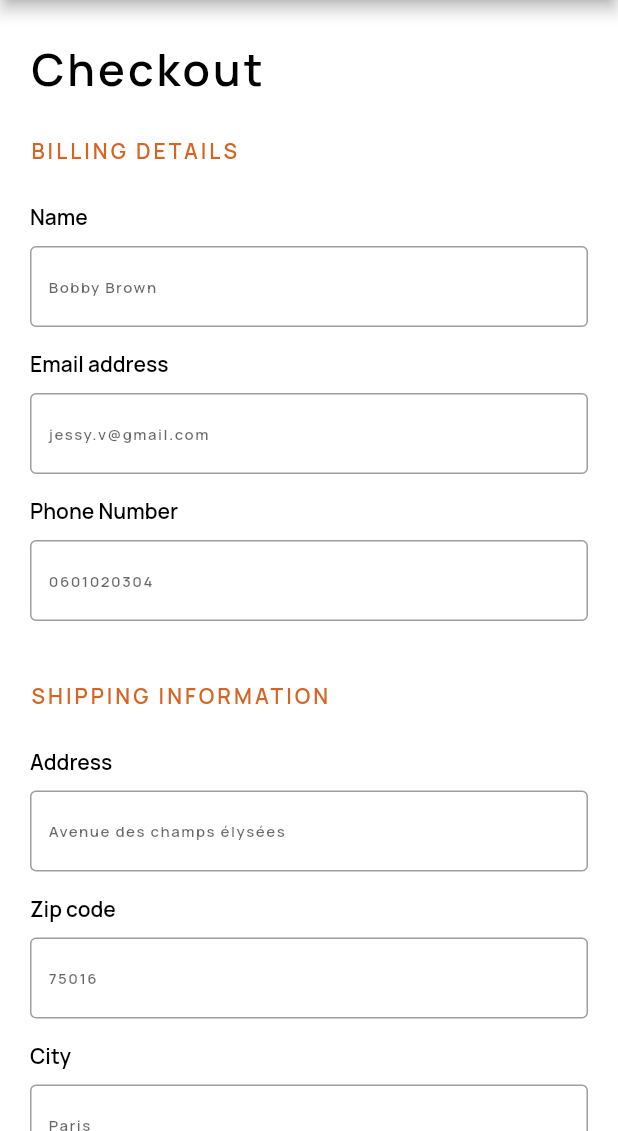
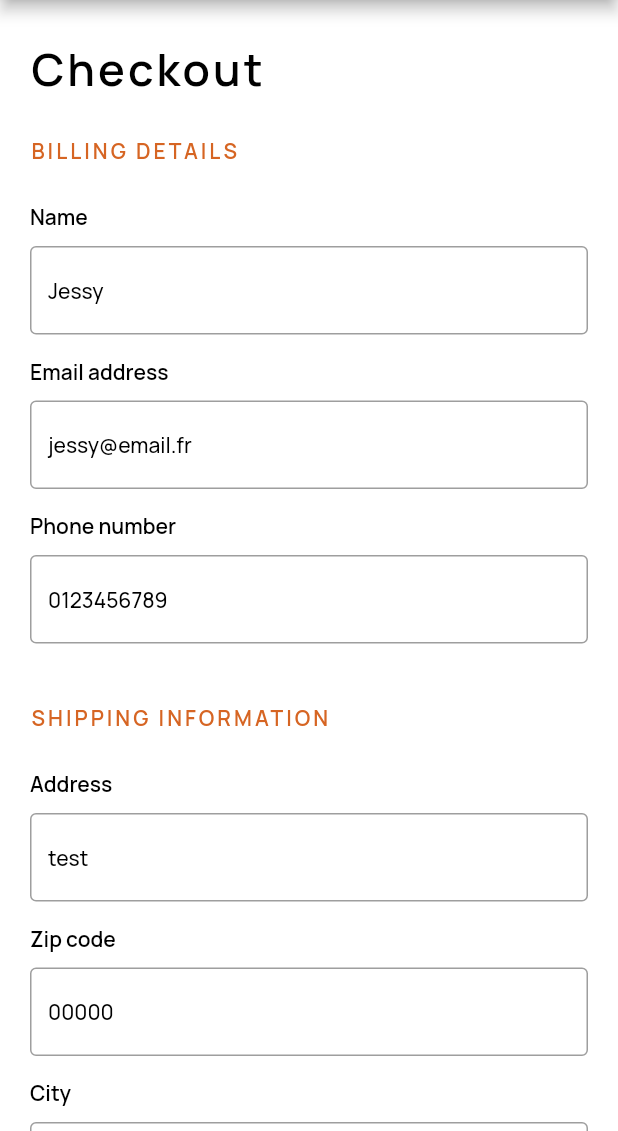
Before and after one commit to JESSYV96/audiophile, a Flutter app: the OrderScreen screen opened by its route, on a phone screen of 412 x 824 dp, the part 105-1236 px from its top. Run offline on Flutter 3.47's test engine with Material 2 defaults, Android fonts, the phone set to English and light mode, and no system bars; our stand-ins replace equatable, flutter_dotenv, flutter_modular, flutter_riverpod, shared_preferences; missing offline and left inert: flutter_stripe; accounts and stored records are empty; generated files the repository leaves out were written again.

Commit message:
Order confirmation, Order summary

```diff
--- a/lib/core/theme/widgets/atoms/input/input_text.dart
+++ b/lib/core/theme/widgets/atoms/input/input_text.dart
@@ -3,7 +3,9 @@ import 'package:flutter/material.dart';
 class AppTextInput extends StatelessWidget {
   final String label;
   final String? placeholder;
-  const AppTextInput({super.key, required this.label, this.placeholder});
+  final String? initialValue;
+  const AppTextInput(
+      {super.key, required this.label, this.initialValue, this.placeholder});
 
   @override
   Widget build(BuildContext context) {
@@ -22,7 +24,9 @@ class AppTextInput extends StatelessWidget {
                   .copyWith(fontWeight: FontWeight.w600),
             ),
           ),
-          TextField(
+          TextFormField(
+            initialValue: initialValue,
+            style: Theme.of(context).textTheme.bodyText1,
             decoration: InputDecoration(
               hintText: placeholder,
               border: const OutlineInputBorder(),
--- a/lib/features/order/domain/entities/purchaser.dart
+++ b/lib/features/order/domain/entities/purchaser.dart
@@ -1,11 +1,16 @@
-class Purchaser {
+import 'package:equatable/equatable.dart';
+
+class Purchaser extends Equatable {
   final String name;
   final String email;
   final String phoneNumber;
 
-  Purchaser({
+  const Purchaser({
     required this.name,
     required this.email,
     required this.phoneNumber,
   });
+
+  @override
+  List<Object?> get props => [name, email, phoneNumber];
 }
--- a/lib/features/order/presenter/providers/order_form_provider.dart
+++ b/lib/features/order/presenter/providers/order_form_provider.dart
@@ -8,12 +8,12 @@ import '../../domain/enums/payement_method.dart';
 import '../../domain/value_object/address.dart';
 
 final purchaserProvider = StateProvider<Purchaser>((ref) {
-  return Purchaser(
-      name: 'Bobby', email: 'bobby@email.fr', phoneNumber: '0601020304');
+  return const Purchaser(
+      name: 'Jessy', email: 'jessy@email.fr', phoneNumber: '0123456789');
 });
 
 final addressProvider = StateProvider<Address>((ref) {
-  return Address(street: '', city: '', country: '', zipCode: '');
+  return const Address(street: '', city: '', country: '', zipCode: '');
 });
 
 final paymentMethodProvider = StateProvider<PaymentMethods>((ref) {
--- a/lib/features/order/presenter/screens/checkout_form_screen.dart
+++ b/lib/features/order/presenter/screens/checkout_form_screen.dart
@@ -1,4 +1,5 @@
 import 'package:audiophile/core/theme/widgets/atoms/input/input_radio.dart';
+import 'package:audiophile/features/order/domain/entities/purchaser.dart';
 import 'package:flutter/material.dart';
 import 'package:flutter_riverpod/flutter_riverpod.dart';
 import 'package:flutter_gen/gen_l10n/app_localizations.dart';
@@ -30,7 +31,7 @@ class OrderScreen extends ConsumerWidget {
               child: Text(AppLocalizations.of(context)!.checkout,
                   style: Theme.of(context).textTheme.headline2),
             ),
-            _billingDetails(context),
+            _billingDetails(context, order.purchaser),
             _shippingInfo(context),
             _paymentDetails(context, ref),
             const SummaryPayment()
@@ -40,7 +41,7 @@ class OrderScreen extends ConsumerWidget {
     );
   }
 
-  Widget _billingDetails(BuildContext context) {
+  Widget _billingDetails(BuildContext context, Purchaser purchaser) {
     return Container(
       margin: const EdgeInsets.only(bottom: 25),
       child: Column(
@@ -59,14 +60,17 @@ class OrderScreen extends ConsumerWidget {
           AppTextInput(
             label: AppLocalizations.of(context)!.name,
             placeholder: 'Bobby Brown',
+            initialValue: purchaser.name,
           ),
           AppTextInput(
             label: AppLocalizations.of(context)!.emailAddress,
             placeholder: 'jessy.v@gmail.com',
+            initialValue: purchaser.email,
           ),
           AppTextInput(
             label: AppLocalizations.of(context)!.phoneNumber,
             placeholder: '0601020304',
+            initialValue: purchaser.phoneNumber,
           ),
         ],
       ),
@@ -92,18 +96,22 @@ class OrderScreen extends ConsumerWidget {
           AppTextInput(
             label: AppLocalizations.of(context)!.address,
             placeholder: 'Avenue des champs élysées',
+            initialValue: 'test'
           ),
           AppTextInput(
             label: AppLocalizations.of(context)!.zipCode,
             placeholder: '75016',
+            initialValue: '00000'
           ),
           AppTextInput(
             label: AppLocalizations.of(context)!.city,
             placeholder: 'Paris',
+            initialValue: 'Ville'
           ),
           AppTextInput(
             label: AppLocalizations.of(context)!.country,
             placeholder: 'France',
+            initialValue: 'Pays',
           ),
         ],
       ),
--- a/lib/features/order/presenter/widgets/summary_payment.dart
+++ b/lib/features/order/presenter/widgets/summary_payment.dart
@@ -50,7 +50,7 @@ Widget _itemList(Set<Item> cart) {
         .map(
           (item) => Padding(
             padding: const EdgeInsets.symmetric(vertical: 10),
-            child: CartItem(item: item),
+            child: CheckoutCartItem(item: item),
           ),
         )
         .toList(),
--- a/lib/features/shopping/presenter/widgets/cart/cart_dialog.dart
+++ b/lib/features/shopping/presenter/widgets/cart/cart_dialog.dart
@@ -68,6 +68,7 @@ Future<void> cartDialog(BuildContext context, CartNotifier notifier) {
                 text: AppLocalizations.of(context)!.checkout.toUpperCase(),
                 width: 300,
                 action: () {
+                  Navigator.pop(context);
                   Modular.to.pushNamed('/order/');
                 },
               )
```
Also changed, not shown: lib/features/order/domain/entities/order.dart (+17 -2 lines), lib/features/order/domain/value_object/address.dart (+7 -2 lines), lib/features/order/presenter/widgets/card_form.dart (+8 -3 lines), lib/features/order/presenter/widgets/checkout_cart_item.dart (+16 -4 lines), lib/features/order/presenter/widgets/checkout_dialog.dart (+20 -10 lines), lib/features/order/presenter/widgets/order_confirmation.dart (+121 -3 lines), lib/l10n/app_en.arb (+7 -2 lines), lib/l10n/app_fr.arb (+7 -2 lines).
